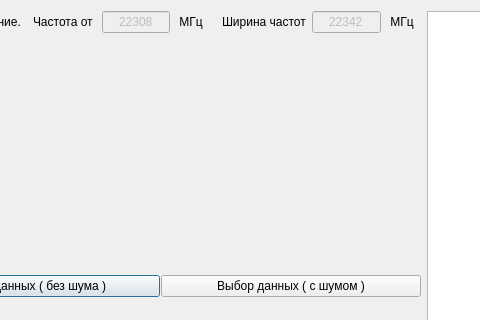
This is gui.ui in SkorEgor/scientific_work_in_python as Qt 5 draws it before an edit; both pictures show x 111 to 591 and y 0 to 320 of the 810 by 572 pixel window. The edited form follows.
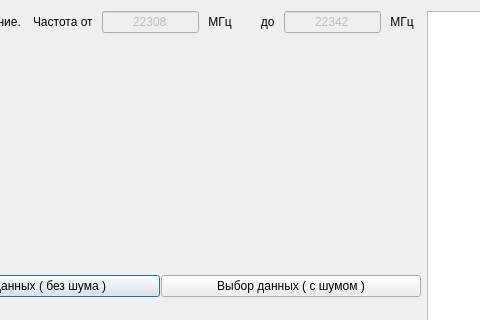
This is the edited form.

What changed in the file:
```diff
--- a/gui.ui
+++ b/gui.ui
@@ -64,7 +64,7 @@
              <item>
               <widget class="QLabel" name="label_3">
                <property name="text">
-                <string>Ширина частот</string>
+                <string>   до </string>
                </property>
               </widget>
              </item>
```
Left out of the diff: 34 changed lines with no effect on the pictures.
